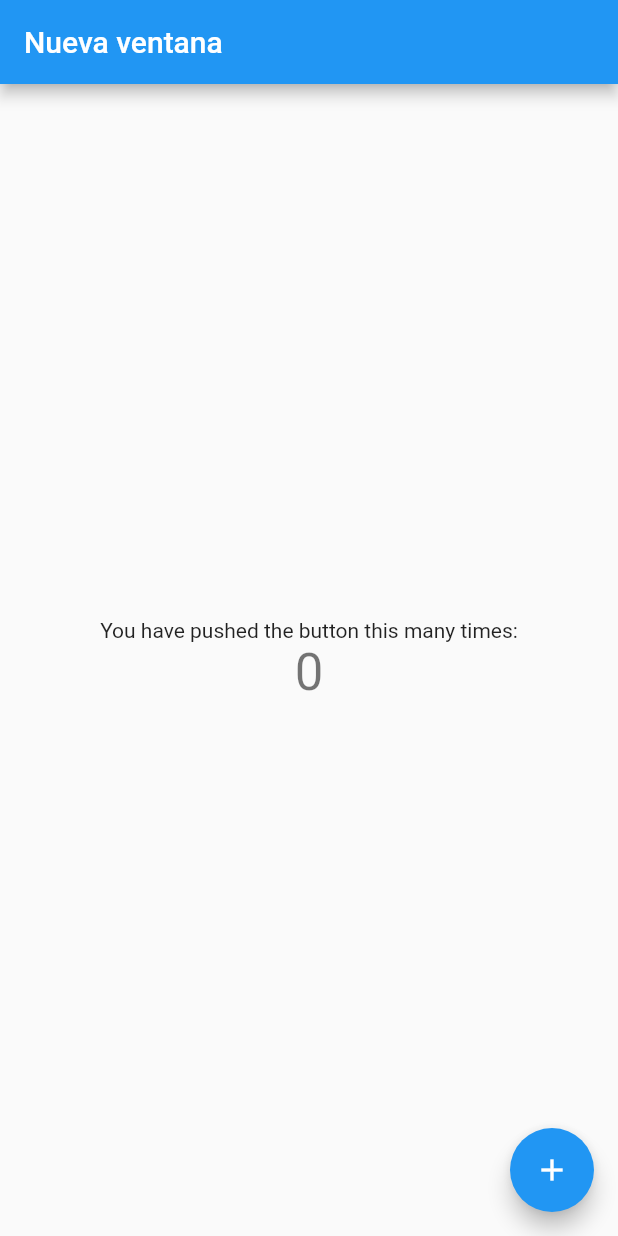
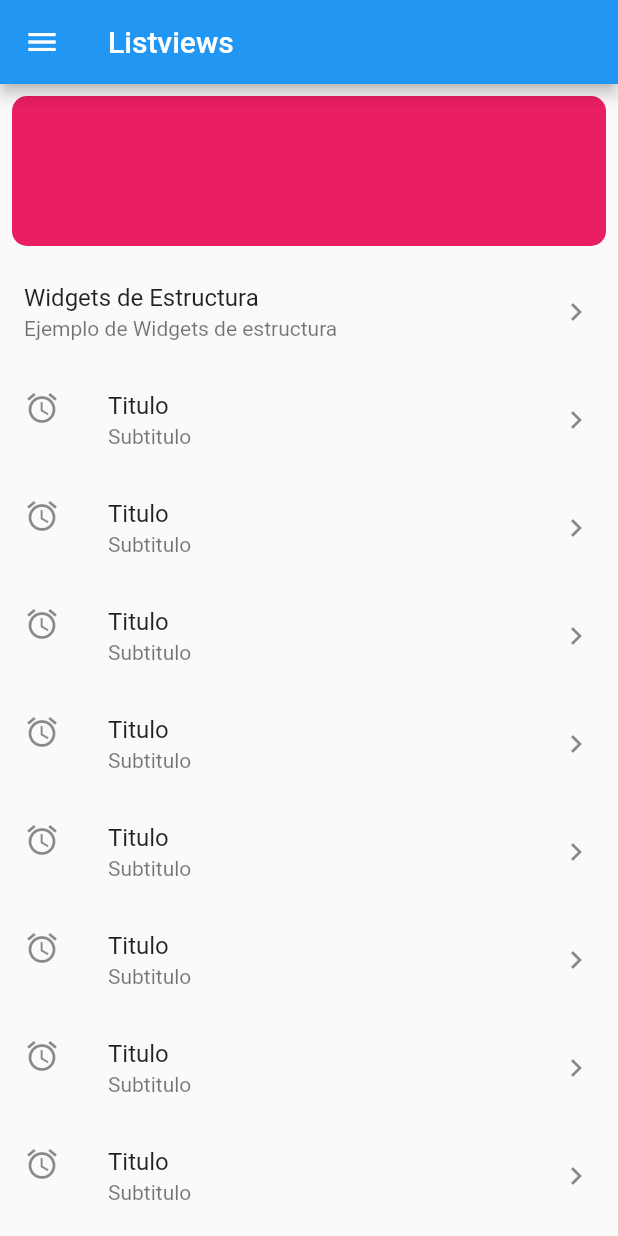
Before and after one commit to conejodan/flutter_dignal_2023, a Flutter app: the screen it shows after launch, on a phone screen of 412 x 824 dp. Run offline on Flutter 3.47's test engine with Material 2 defaults, Android fonts, the light colour scheme and no system bars.

Commit message:
Agregando widgets basicos

```diff
--- a/lib/main.dart
+++ b/lib/main.dart
@@ -1,4 +1,6 @@
 import 'package:flutter/material.dart';
+import 'package:flutter_dignal_2023/screens/listview_screen.dart';
+import 'package:flutter_dignal_2023/screens/widgets_estructura_screen.dart';
 
 void main() {
   runApp(const MyApp());
@@ -13,18 +15,15 @@ class MyApp extends StatelessWidget {
     return MaterialApp(
       title: 'Flutter Demo',
       theme: ThemeData(
-        // This is the theme of your application.
-        //
-        // Try running your application with "flutter run". You'll see the
-        // application has a blue toolbar. Then, without quitting the app, try
-        // changing the primarySwatch below to Colors.green and then invoke
-        // "hot reload" (press "r" in the console where you ran "flutter run",
-        // or simply save your changes to "hot reload" in a Flutter IDE).
-        // Notice that the counter didn't reset back to zero; the application
-        // is not restarted.
         primarySwatch: Colors.blue,
       ),
-      home: const MyHomePage(title: 'Nueva ventana'),
+      //home: const MyHomePage(title: 'Nueva ventana'),
+      //home: ListviewScreen(),
+      initialRoute: ListviewScreen.route,
+      routes: {
+        ListviewScreen.route: (context) => ListviewScreen(),
+        WidgetsEstructuraScreen.route: (context) => WidgetsEstructuraScreen()
+      },
     );
   }
 }
@@ -72,7 +71,7 @@ class _MyHomePageState extends State<MyHomePage> {
           mainAxisAlignment: MainAxisAlignment.center,
           children: <Widget>[
             const Text(
-              'You have pushed the button this many times:',
+              'Clicks en pantalla:',
             ),
             Text(
               '$_counter',
--- /dev/null
+++ b/lib/screens/listview_screen.dart
@@ -0,0 +1,132 @@
+import 'package:flutter/material.dart';
+import 'package:flutter_dignal_2023/screens/widgets_estructura_screen.dart';
+
+class ListviewScreen extends StatelessWidget {
+  const ListviewScreen({super.key});
+
+  static String route = '/';
+
+  @override
+  Widget build(BuildContext context) {
+    double heigthContainer = 100;
+    return Scaffold(
+      drawer: Drawer(
+        child: SafeArea(
+          child: Column(
+            children: [
+              ElevatedButton(
+                onPressed: () {},
+                child: Text('click'),
+              ),
+              ListTile(
+                title: Text('Elemento 1'),
+              )
+            ],
+          ),
+        ),
+      ),
+      appBar: AppBar(
+        title: Text('Listviews'),
+      ),
+      body: ListView(
+        //physics: BouncingScrollPhysics(),
+        children: [
+          /*
+          Container(
+            width: 100,
+            height: heigthContainer,
+            color: Colors.red,
+          ),
+          Container(
+            width: 100,
+            height: heigthContainer,
+            color: Colors.blue,
+          ),
+          */
+          Padding(
+            padding: const EdgeInsets.all(8.0),
+            child: Container(
+              width: 100,
+              height: heigthContainer,
+              decoration: BoxDecoration(
+                color: Colors.pink,
+                borderRadius: BorderRadius.circular(10),
+              ),
+            ),
+          ),
+          ListTile(
+            //leading: Icon(Icons.alarm),
+            title: Text('Widgets de Estructura'),
+            subtitle: Text('Ejemplo de Widgets de estructura'),
+            trailing: Icon(Icons.chevron_right),
+            onTap: () {
+              print('Enviando a widgets de estructura');
+              Navigator.pushNamed(context, WidgetsEstructuraScreen.route);
+            },
+            onLongPress: () => print('Long press'),
+          ),
+          ListTile(
+            leading: Icon(Icons.alarm),
+            title: Text('Titulo'),
+            subtitle: Text('Subtitulo'),
+            trailing: Icon(Icons.chevron_right),
+          ),
+          ListTile(
+            leading: Icon(Icons.alarm),
+            title: Text('Titulo'),
+            subtitle: Text('Subtitulo'),
+            trailing: Icon(Icons.chevron_right),
+          ),
+          ListTile(
+            leading: Icon(Icons.alarm),
+            title: Text('Titulo'),
+            subtitle: Text('Subtitulo'),
+            trailing: Icon(Icons.chevron_right),
+          ),
+          ListTile(
+            leading: Icon(Icons.alarm),
+            title: Text('Titulo'),
+            subtitle: Text('Subtitulo'),
+            trailing: Icon(Icons.chevron_right),
+          ),
+          ListTile(
+            leading: Icon(Icons.alarm),
+            title: Text('Titulo'),
+            subtitle: Text('Subtitulo'),
+            trailing: Icon(Icons.chevron_right),
+          ),
+          ListTile(
+            leading: Icon(Icons.alarm),
+            title: Text('Titulo'),
+            subtitle: Text('Subtitulo'),
+            trailing: Icon(Icons.chevron_right),
+          ),
+          ListTile(
+            leading: Icon(Icons.alarm),
+            title: Text('Titulo'),
+            subtitle: Text('Subtitulo'),
+            trailing: Icon(Icons.chevron_right),
+          ),
+          ListTile(
+            leading: Icon(Icons.alarm),
+            title: Text('Titulo'),
+            subtitle: Text('Subtitulo'),
+            trailing: Icon(Icons.chevron_right),
+          ),
+          ListTile(
+            leading: Icon(Icons.alarm),
+            title: Text('Titulo'),
+            subtitle: Text('Subtitulo'),
+            trailing: Icon(Icons.chevron_right),
+          ),
+          ListTile(
+            leading: Icon(Icons.alarm),
+            title: Text('Titulo'),
+            subtitle: Text('Subtitulo'),
+            trailing: Icon(Icons.chevron_right),
+          ),
+        ],
+      ),
+    );
+  }
+}
```
Also changed, not shown: lib/screens/widgets_estructura_screen.dart (added, +204 -0 lines).
